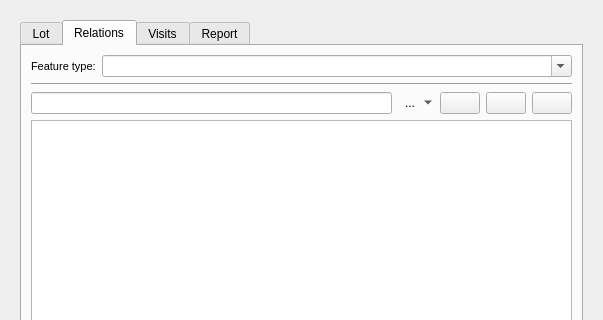
Giswater/giswater_qgis_plugin, file ui/add_lot.ui: the form before one commit; both pictures show x 0 to 603 and y 0 to 320 of the 603 by 660 pixel window.
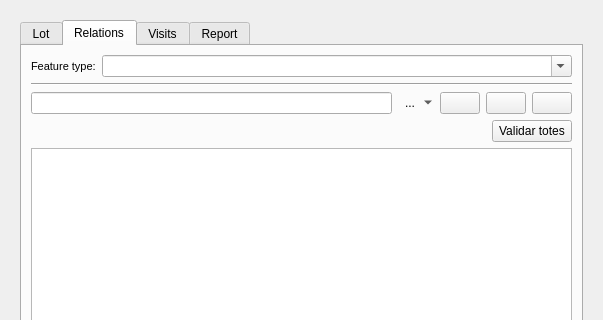
The form after the commit. The open tabs and pages were chosen to show the change. Icons and pictures are not drawn.

Commit message: add new button in order to check all checkbox

```diff
--- a/ui/add_lot.ui
+++ b/ui/add_lot.ui
@@ -823,6 +823,30 @@
             </item>
            </layout>
           </item>
+          <item>
+           <layout class="QHBoxLayout" name="horizontalLayout_20">
+            <item>
+             <spacer name="horizontalSpacer_16">
+              <property name="orientation">
+               <enum>Qt::Horizontal</enum>
+              </property>
+              <property name="sizeHint" stdset="0">
+               <size>
+                <width>40</width>
+                <height>20</height>
+               </size>
+              </property>
+             </spacer>
+            </item>
+            <item>
+             <widget class="QPushButton" name="btn_validate_all">
+              <property name="text">
+               <string>Validar totes</string>
+              </property>
+             </widget>
+            </item>
+           </layout>
+          </item>
           <item>
            <widget class="QTableView" name="tbl_relation">
             <property name="sortingEnabled">
```
